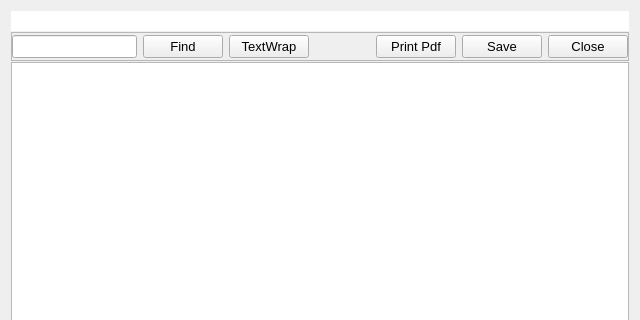
Old version of the form editwidget.ui in the repository mosling/SQLReport; both pictures show x 0 to 640 and y 0 to 320 of the 640 by 647 pixel window.
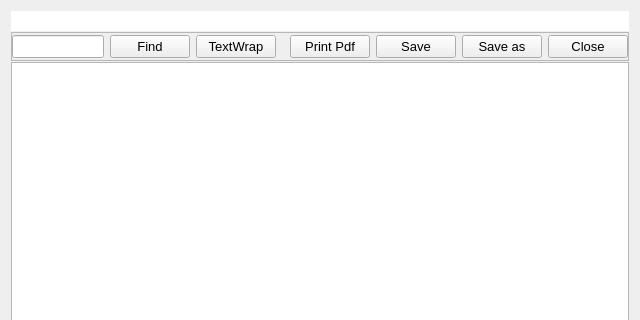
New version of the form.

What changed in the file:
```diff
--- a/editwidget.ui
+++ b/editwidget.ui
@@ -138,6 +138,13 @@
         </property>
        </widget>
       </item>
+      <item>
+       <widget class="QPushButton" name="btnSaveAs">
+        <property name="text">
+         <string>Save as</string>
+        </property>
+       </widget>
+      </item>
       <item>
        <widget class="QPushButton" name="btnClose">
         <property name="sizePolicy">
```
